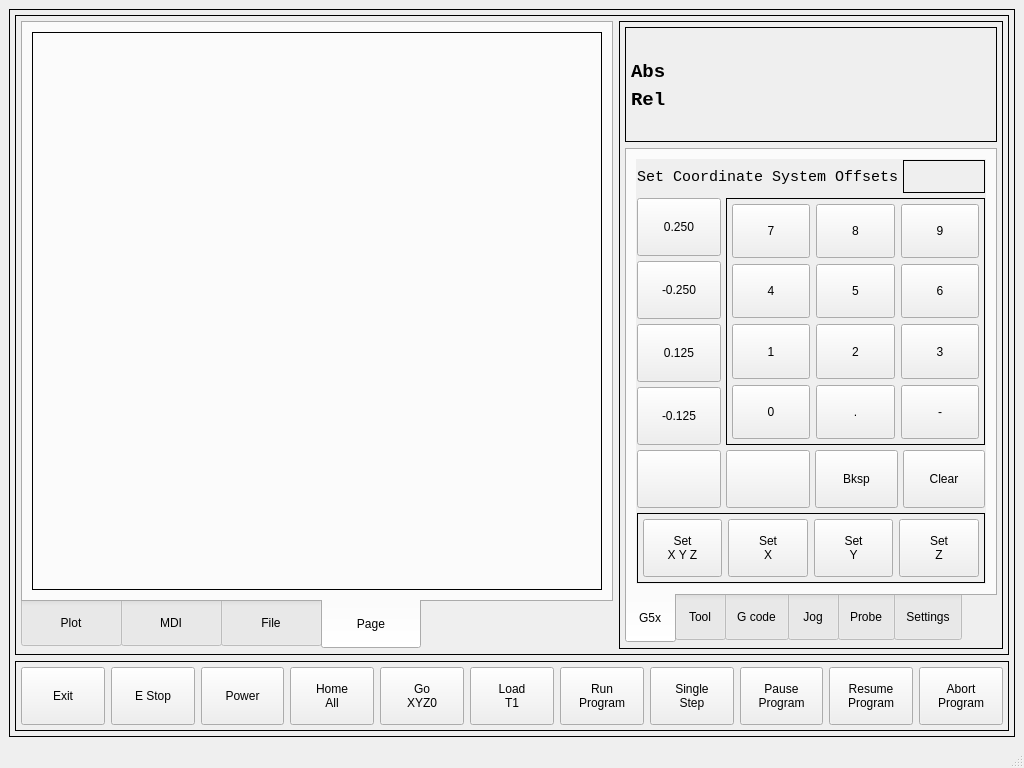
First picture: the form in mill_touch/ui/mainwindow.ui, repository jethornton/mill_touch, before the edit.
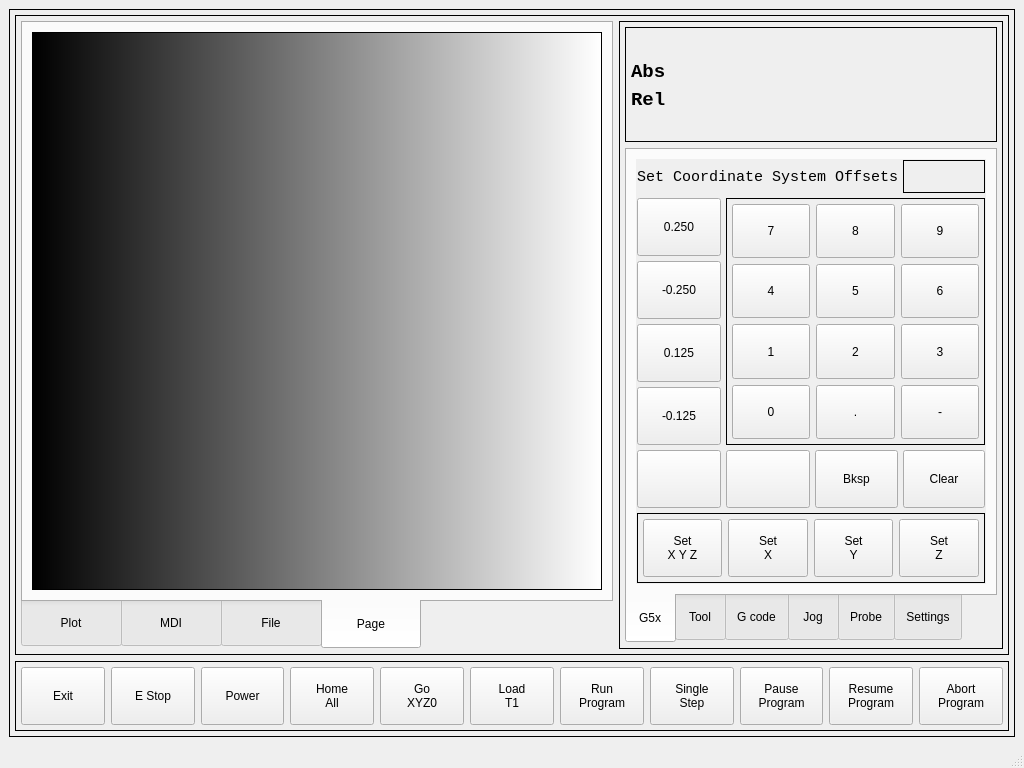
Second picture: the form after the edit. The open tabs and pages were chosen to show the change. Custom widgets are drawn as their Qt base class.

Commit message: change from fixed to preferred window sizing

```diff
--- a/mill_touch/ui/mainwindow.ui
+++ b/mill_touch/ui/mainwindow.ui
@@ -11,7 +11,7 @@
    </rect>
   </property>
   <property name="sizePolicy">
-   <sizepolicy hsizetype="Fixed" vsizetype="Fixed">
+   <sizepolicy hsizetype="Preferred" vsizetype="Preferred">
     <horstretch>0</horstretch>
     <verstretch>0</verstretch>
    </sizepolicy>
@@ -1656,6 +1656,9 @@
              <layout class="QGridLayout" name="gridLayout_3">
               <item row="0" column="0">
                <widget class="QStackedWidget" name="stackedWidget">
+                <property name="styleSheet">
+                 <string notr="true">background-color: qlineargradient(spread:pad, x1:0, y1:0, x2:1, y2:0, stop:0 rgba(0, 0, 0, 255), stop:1 rgba(255, 255, 255, 255));</string>
+                </property>
                 <property name="frameShape">
                  <enum>QFrame::Box</enum>
                 </property>
```
Left out of the diff: 7 changed lines with no effect on the pictures.
